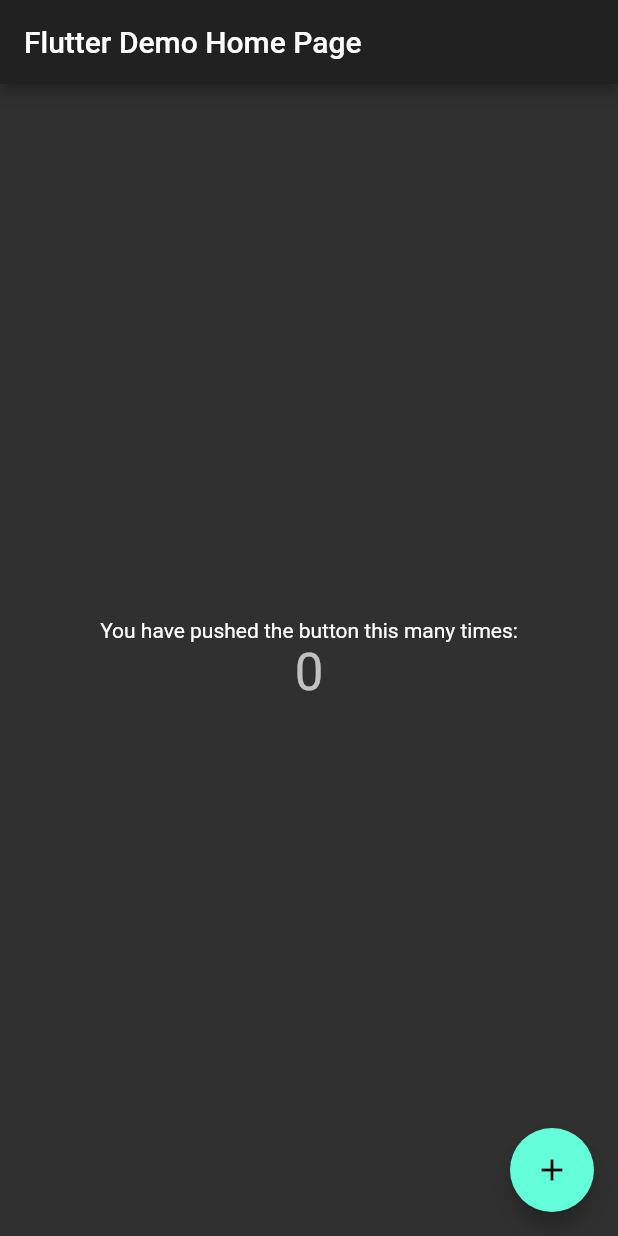
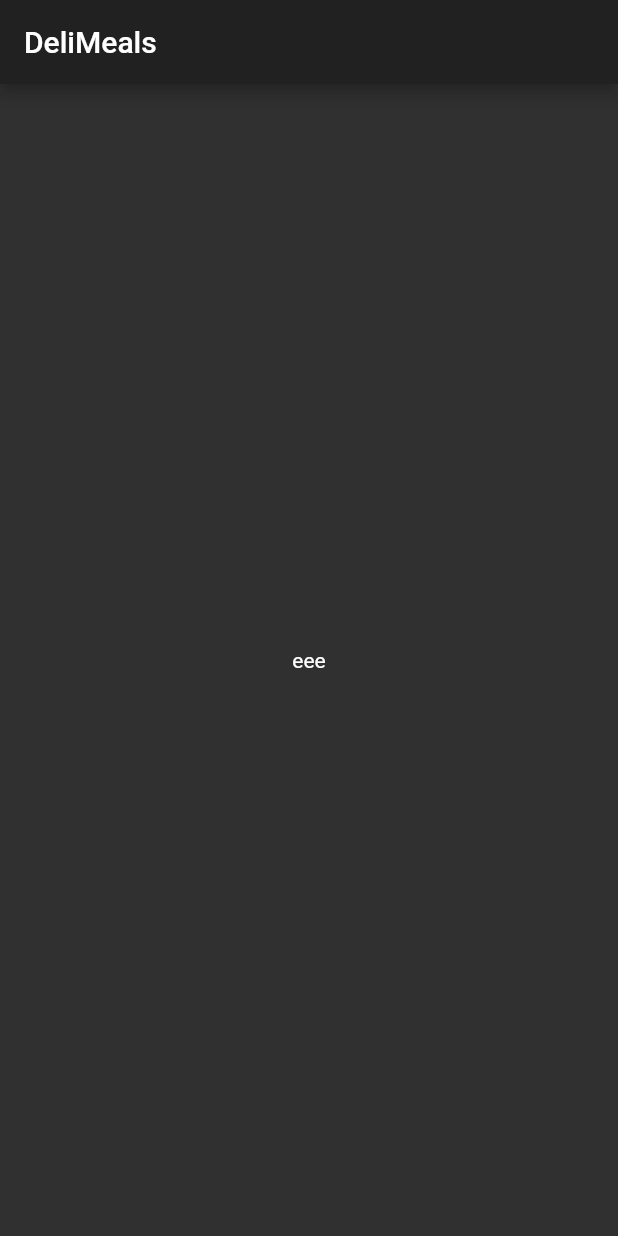
Before and after one commit to fiend361/flutter-meal-app, a Flutter app: the screen it shows after launch, on a phone screen of 412 x 824 dp. Run offline on Flutter 3.47's test engine with Material 2 defaults, Android fonts, the phone set to English and light mode, and no system bars.

```diff
--- a/lib/main.dart
+++ b/lib/main.dart
@@ -1,65 +1,37 @@
 import 'package:flutter/material.dart';
 
-void main() {
-  runApp(MyApp());
-}
+void main() => runApp(MyApp());
 
 class MyApp extends StatelessWidget {
-  // This widget is the root of your application.
   @override
   Widget build(BuildContext context) {
     return MaterialApp(
-      title: 'Flutter Demo',
+      title: 'DeliMeals',
       theme: ThemeData.dark(
           // primarySwatch: Colors.blue,
           ),
-      home: MyHomePage(title: 'Flutter Demo Home Page'),
+      home: MyHomePage(),
     );
   }
 }
 
 class MyHomePage extends StatefulWidget {
-  MyHomePage({Key key, this.title}) : super(key: key);
-  final String title;
+  MyHomePage({Key key}) : super(key: key);
 
   @override
   _MyHomePageState createState() => _MyHomePageState();
 }
 
 class _MyHomePageState extends State<MyHomePage> {
-  int _counter = 0;
-
-  void _incrementCounter() {
-    setState(() {
-      _counter++;
-    });
-  }
-
   @override
   Widget build(BuildContext context) {
     return Scaffold(
       appBar: AppBar(
-        title: Text(widget.title),
+        title: Text('DeliMeals'),
       ),
       body: Center(
-        child: Column(
-          mainAxisAlignment: MainAxisAlignment.center,
-          children: <Widget>[
-            Text(
-              'You have pushed the button this many times:',
-            ),
-            Text(
-              '$_counter',
-              style: Theme.of(context).textTheme.headline4,
-            ),
-          ],
-        ),
+        child: Text('eee'),
       ),
-      floatingActionButton: FloatingActionButton(
-        onPressed: _incrementCounter,
-        tooltip: 'Increment',
-        child: Icon(Icons.add),
-      ), // This trailing comma makes auto-formatting nicer for build methods.
     );
   }
 }
```
Also changed, not shown: lib/3.2 dummy_data.dart (added, +56 -0 lines), lib/categories_screen.dart (added, +18 -0 lines), lib/models/category.dart (added, +16 -0 lines), lib/category_item.dart (added).
